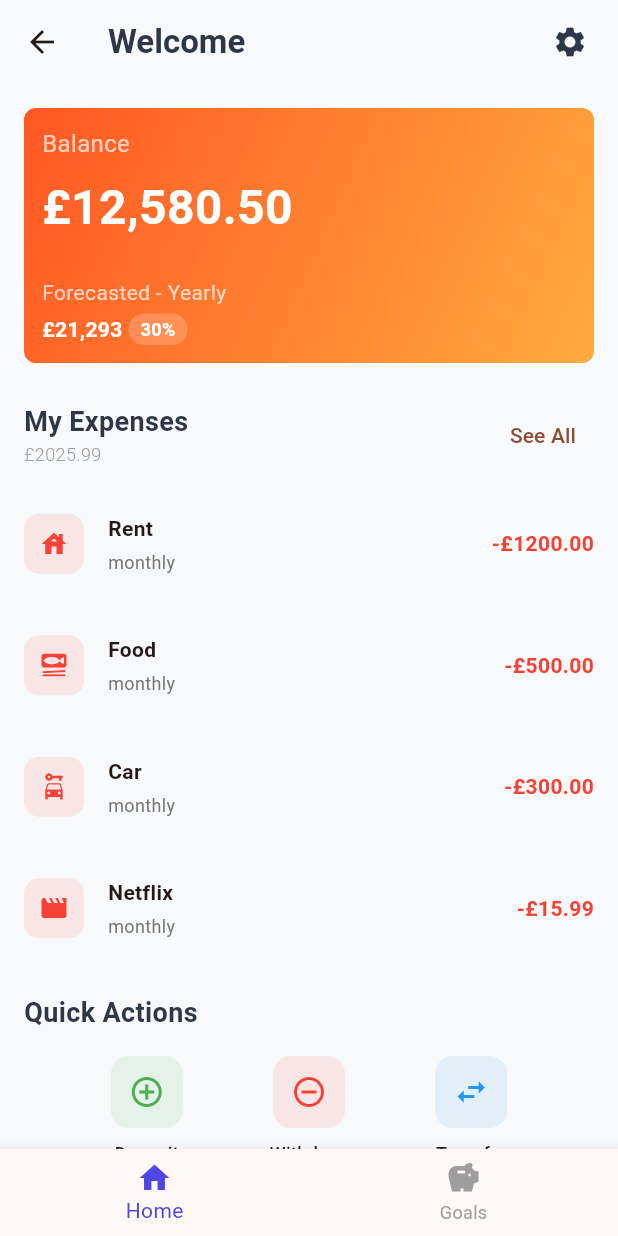
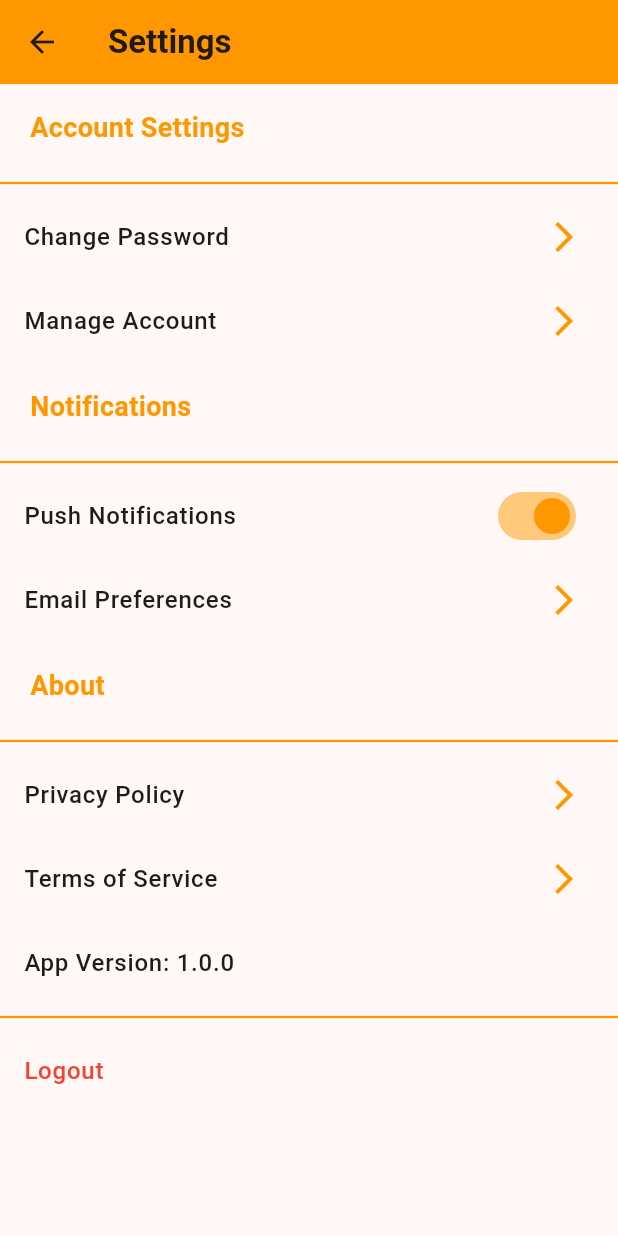
Before and after one commit to robertgouveia/savings-mobile-app, a Flutter app: the DashboardPage screen opened by its route, after a tap on the "settings" icon, on a phone screen of 412 x 824 dp. Run offline on Flutter 3.47's test engine with Material 3 defaults, Android fonts, the phone set to English and light mode, and no system bars; our stand-ins replace flutter_dotenv, flutter_secure_storage, jwt_decoder; accounts and stored records are empty.

```diff
--- a/lib/main.dart
+++ b/lib/main.dart
@@ -6,6 +6,7 @@ import 'package:savings_app/view/auth/login_page.dart';
 import 'package:savings_app/view/auth/register_page.dart';
 import 'package:savings_app/view/auth/verify_page.dart';
 import 'package:savings_app/view/home/dashboard.dart';
+import 'package:savings_app/view/settings/settings.dart';
 import 'package:savings_app/viewmodel/auth/login_viewmodel.dart';
 import 'package:savings_app/viewmodel/auth/register_viewmodel.dart';
 import 'package:savings_app/viewmodel/auth/verification_viewmodel.dart';
@@ -42,6 +43,7 @@ class MyApp extends StatelessWidget {
         routes: {
           '/register': (context) => RegisterPage(),
           '/login': (context) => LoginPage(),
+          '/settings': (context) => SettingsPage(),
           '/home': (context) => DashboardPage(),
           '/verify': (context) => VerificationPage(email: "")
         },
--- a/lib/view/home/dashboard.dart
+++ b/lib/view/home/dashboard.dart
@@ -3,6 +3,7 @@ import 'package:flutter/services.dart';
 import 'package:savings_app/components/quick_action_button.dart';
 import 'package:savings_app/components/transaction_item.dart';
 import 'package:savings_app/utils/TokenStorage.dart';
+import 'package:savings_app/utils/claude.dart';
 
 class DashboardPage extends StatefulWidget {
   const DashboardPage({super.key});
@@ -17,10 +18,15 @@ class _DashboardPageState extends State<DashboardPage> {
   @override
   void initState() {
     super.initState();
-    fetchEmail(); // Start fetching email on widget initialization
+    fetchEmail();
+    //contactClaude();
   }
 
-  // Asynchronous function to fetch email and update the state
+  Future<void> contactClaude() async {
+    final claude = Claude();
+    await claude.contact();
+  }
+
   Future<void> fetchEmail() async {
     final tokenStorage = TokenStorage();
     final fetchedEmail = await tokenStorage.getEmail();
@@ -29,7 +35,7 @@ class _DashboardPageState extends State<DashboardPage> {
         email = 'Not found';
         return;
       };
-      email = fetchedEmail.split('@')[0]; // Update state and rebuild
+      email = fetchedEmail.split('@')[0];
     });
   }
 
@@ -51,7 +57,7 @@ class _DashboardPageState extends State<DashboardPage> {
         actions: [
           IconButton(
             icon: const Icon(Icons.settings, color: Color(0xFF2D3748)),
-            onPressed: () {},
+            onPressed: () => Navigator.pushNamed(context, '/settings'),
           ),
           const SizedBox(width: 8),
         ],
--- /dev/null
+++ b/lib/view/settings/settings.dart
@@ -0,0 +1,153 @@
+import 'package:flutter/material.dart';
+import 'package:savings_app/utils/TokenStorage.dart';
+
+class SettingsPage extends StatelessWidget {
+  final tokenStorage = TokenStorage();
+
+  @override
+  Widget build(BuildContext context) {
+    return Scaffold(
+      appBar: AppBar(
+        title: Text('Settings', style: TextStyle(fontWeight: FontWeight.bold)),
+        backgroundColor: Colors.orange,
+      ),
+      body: ListView(
+        children: [
+          // Section 1: Account Settings
+          Padding(
+            padding: const EdgeInsets.symmetric(
+              vertical: 16.0,
+              horizontal: 20.0,
+            ),
+            child: Text(
+              'Account Settings',
+              style: TextStyle(
+                fontSize: 18,
+                fontWeight: FontWeight.w600,
+                color: Colors.orange,
+              ),
+            ),
+          ),
+          Divider(color: Colors.orange, thickness: 1.5),
+          ListTile(
+            title: Text(
+              'Change Password',
+              style: TextStyle(fontSize: 16, fontWeight: FontWeight.w500),
+            ),
+            trailing: Icon(Icons.arrow_forward_ios, color: Colors.orange),
+            onTap: () {
+              // Handle change password
+            },
+          ),
+          ListTile(
+            title: Text(
+              'Manage Account',
+              style: TextStyle(fontSize: 16, fontWeight: FontWeight.w500),
+            ),
+            trailing: Icon(Icons.arrow_forward_ios, color: Colors.orange),
+            onTap: () {
+              // Handle manage account
+            },
+          ),
+
+          // Section 2: Notifications
+          Padding(
+            padding: const EdgeInsets.symmetric(
+              vertical: 16.0,
+              horizontal: 20.0,
+            ),
+            child: Text(
+              'Notifications',
+              style: TextStyle(
+                fontSize: 18,
+                fontWeight: FontWeight.w600,
+                color: Colors.orange,
+              ),
+            ),
+          ),
+          Divider(color: Colors.orange, thickness: 1.5),
+          ListTile(
+            title: Text(
+              'Push Notifications',
+              style: TextStyle(fontSize: 16, fontWeight: FontWeight.w500),
+            ),
+            trailing: Switch(
+              value: true,
+              activeColor: Colors.orange,
+              onChanged: (value) {
+                // Handle push notifications toggle
+              },
+            ),
+          ),
+          ListTile(
+            title: Text(
+              'Email Preferences',
+              style: TextStyle(fontSize: 16, fontWeight: FontWeight.w500),
+            ),
+            trailing: Icon(Icons.arrow_forward_ios, color: Colors.orange),
+            onTap: () {
+              // Handle email preferences
+            },
+          ),
+
+          // Section 3: About
+          Padding(
+            padding: const EdgeInsets.symmetric(
+              vertical: 16.0,
+              horizontal: 20.0,
+            ),
+            child: Text(
+              'About',
+              style: TextStyle(
+                fontSize: 18,
+                fontWeight: FontWeight.w600,
+                color: Colors.orange,
+              ),
+            ),
+          ),
+          Divider(color: Colors.orange, thickness: 1.5),
+          ListTile(
+            title: Text(
+              'Privacy Policy',
+              style: TextStyle(fontSize: 16, fontWeight: FontWeight.w500),
+            ),
+            trailing: Icon(Icons.arrow_forward_ios, color: Colors.orange),
+            onTap: () {
+              // Handle privacy policy
+            },
+          ),
+          ListTile(
+            title: Text(
+              'Terms of Service',
+              style: TextStyle(fontSize: 16, fontWeight: FontWeight.w500),
+            ),
+            trailing: Icon(Icons.arrow_forward_ios, color: Colors.orange),
+            onTap: () {
+              // Handle terms of service
+            },
+          ),
+          ListTile(
+            title: Text(
+              'App Version: 1.0.0',
+              style: TextStyle(fontSize: 16, fontWeight: FontWeight.w500),
+            ),
+            onTap: () {
+              // Handle app version click
+            },
+          ),
+          Divider(color: Colors.orange, thickness: 1.5),
+          ListTile(
+            title: Text(
+              'Logout',
+              style: TextStyle(fontSize: 16, fontWeight: FontWeight.w500, color: Colors.red),
+            ),
+            onTap: () async {
+              await tokenStorage.deleteToken();
+              Navigator.pushNamedAndRemoveUntil(context, '/login', (Route<dynamic> route) => false);
+            },
+          ),
+        ],
+      ),
+    );
+  }
+}
```
Also changed, not shown: lib/utils/claude.dart (added, +123 -0 lines).
